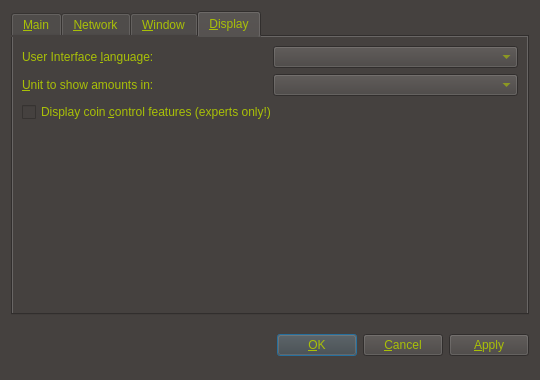
This is src/qt/forms/optionsdialog.ui in gridcoin-community/Gridcoin-Research as Qt 5 draws it before an edit. The edited form follows.
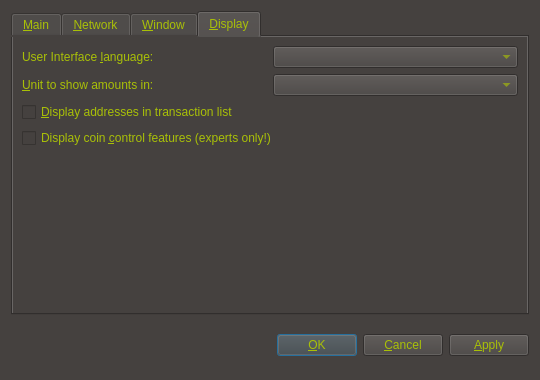
This is the edited form. The open tabs and pages were chosen to show the change. Custom widgets are drawn as their Qt base class.

What changed in the file:
```diff
--- a/src/qt/forms/optionsdialog.ui
+++ b/src/qt/forms/optionsdialog.ui
@@ -385,6 +385,16 @@
          </item>
         </layout>
        </item>
+       <item>
+         <widget class="QCheckBox" name="displayAddresses">
+                    <property name="toolTip">
+                     <string>Whether to show Gridcoin addresses in the transaction list or not.</string>
+           </property>
+                   <property name="text">
+                    <string>&amp;Display addresses in transaction list</string>
+           </property>
+         </widget>
+       </item>
        <item>
         <widget class="QCheckBox" name="coinControlFeatures">
          <property name="toolTip">
```
